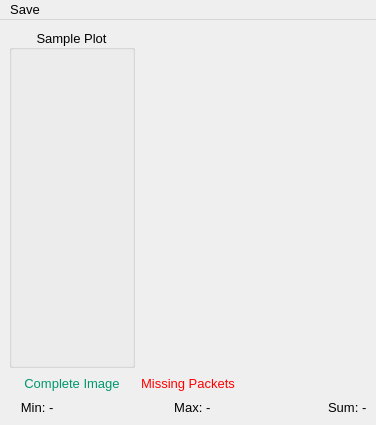
First picture: the form in slsDetectorGui/forms/form_cloneplot.ui, repository slsdetectorgroup/slsDetectorPackage, before the edit.
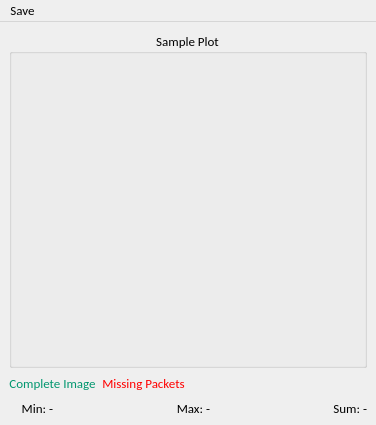
Second picture: the form after the edit.

The edit to the form file:
```diff
--- a/slsDetectorGui/forms/form_cloneplot.ui
+++ b/slsDetectorGui/forms/form_cloneplot.ui
@@ -18,6 +18,7 @@
   </property>
   <property name="font">
    <font>
+    <family>Carlito</family>
     <pointsize>10</pointsize>
    </font>
   </property>
@@ -26,48 +27,6 @@
   </property>
   <widget class="QWidget" name="centralwidget">
    <layout class="QGridLayout" name="gridLayout">
-    <item row="0" column="0">
-     <widget class="QGroupBox" name="boxPlot">
-      <property name="sizePolicy">
-       <sizepolicy hsizetype="Expanding" vsizetype="Expanding">
-        <horstretch>0</horstretch>
-        <verstretch>0</verstretch>
-       </sizepolicy>
-      </property>
-      <property name="font">
-       <font>
-        <family>Cantarell</family>
-        <pointsize>10</pointsize>
-       </font>
-      </property>
-      <property name="title">
-       <string>Sample Plot</string>
-      </property>
-      <property name="alignment">
-       <set>Qt::AlignCenter</set>
-      </property>
-      <property name="flat">
-       <bool>false</bool>
-      </property>
-      <layout class="QGridLayout" name="plotLayout">
-       <property name="leftMargin">
-        <number>0</number>
-       </property>
-       <property name="topMargin">
-        <number>0</number>
-       </property>
-       <property name="rightMargin">
-        <number>0</number>
-       </property>
-       <property name="bottomMargin">
-        <number>0</number>
-       </property>
-       <property name="spacing">
-        <number>0</number>
-       </property>
-      </layout>
-     </widget>
-    </item>
     <item row="1" column="0">
      <widget class="QLabel" name="lblCompleteImage">
       <property name="sizePolicy">
@@ -399,6 +358,48 @@
       </layout>
      </widget>
     </item>
+    <item row="0" column="0" colspan="3">
+     <widget class="QGroupBox" name="boxPlot">
+      <property name="sizePolicy">
+       <sizepolicy hsizetype="Expanding" vsizetype="Expanding">
+        <horstretch>0</horstretch>
+        <verstretch>0</verstretch>
+       </sizepolicy>
+      </property>
+      <property name="font">
+       <font>
+        <family>Carlito</family>
+        <pointsize>10</pointsize>
+       </font>
+      </property>
+      <property name="title">
+       <string>Sample Plot</string>
+      </property>
+      <property name="alignment">
+       <set>Qt::AlignCenter</set>
+      </property>
+      <property name="flat">
+       <bool>false</bool>
+      </property>
+      <layout class="QGridLayout" name="plotLayout">
+       <property name="leftMargin">
+        <number>0</number>
+       </property>
+       <property name="topMargin">
+        <number>0</number>
+       </property>
+       <property name="rightMargin">
+        <number>0</number>
+       </property>
+       <property name="bottomMargin">
+        <number>0</number>
+       </property>
+       <property name="spacing">
+        <number>0</number>
+       </property>
+      </layout>
+     </widget>
+    </item>
    </layout>
   </widget>
   <widget class="QMenuBar" name="menubar">
@@ -407,7 +408,7 @@
      <x>0</x>
      <y>0</y>
      <width>376</width>
-     <height>26</height>
+     <height>17</height>
     </rect>
    </property>
    <widget class="QMenu" name="menuSave">
```
